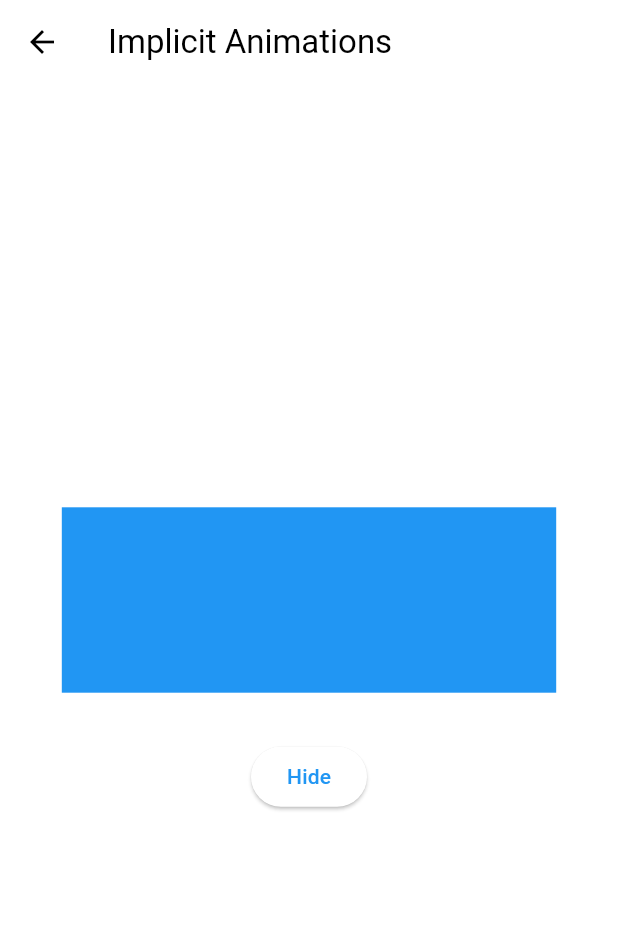
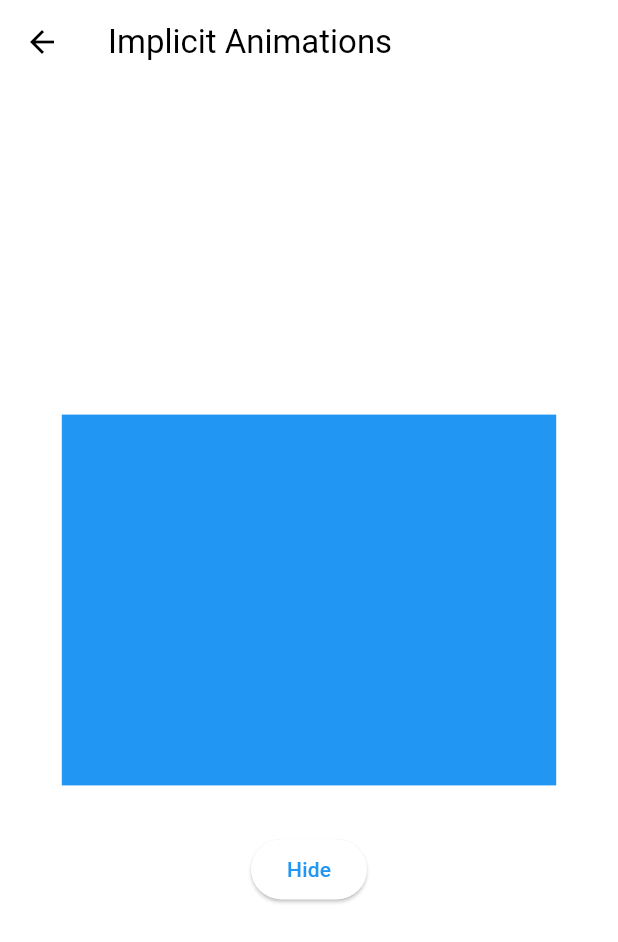
Before and after one commit to MRGRAVITY817/flutter_animations, a Flutter app: the ImplicitAnimationsScreen screen opened directly, on a phone screen of 412 x 824 dp. Shown: the top 942 px of the screen. Run offline on Flutter 3.47's test engine with Material 3 defaults, Android fonts, the phone set to English and light mode, and no system bars.

Commit message:
play with curves in implicit animations

```diff
--- a/lib/screens/implicit_animations_screen.dart
+++ b/lib/screens/implicit_animations_screen.dart
@@ -34,9 +34,9 @@ class _ImplicitAnimationsScreenState extends State<ImplicitAnimationsScreen> {
             // AnimatedContainer is a widget that automatically animates changes to its properties.
             AnimatedContainer(
               duration: const Duration(seconds: 1),
-              curve: Curves.easeInOut,
-              width: _visible ? size.width * 0.8 : size.width * 0.3,
-              height: _visible ? size.width * 0.3 : size.width * 0.8,
+              curve: Curves.elasticOut,
+              width: _visible ? size.width * 0.8 : size.width * 0.6,
+              height: _visible ? size.width * 0.6 : size.width * 0.8,
               transform: _visible
                   ? Matrix4.rotationZ(0)
                   : Matrix4.rotationZ(0.5 * 3.14),
```
